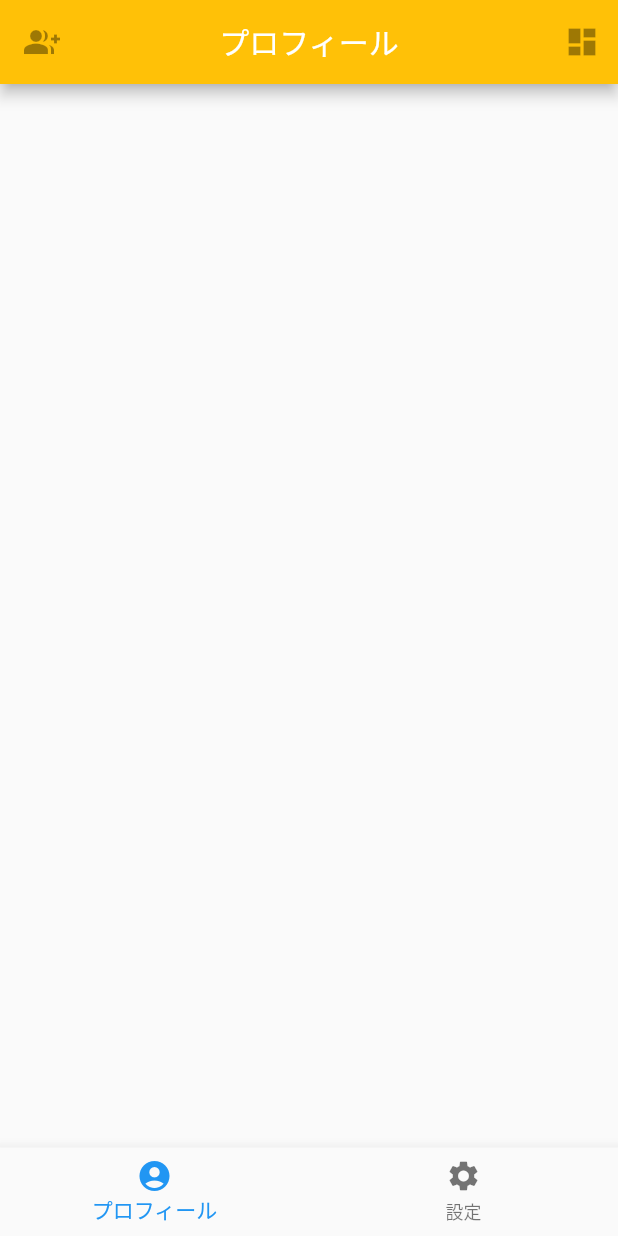
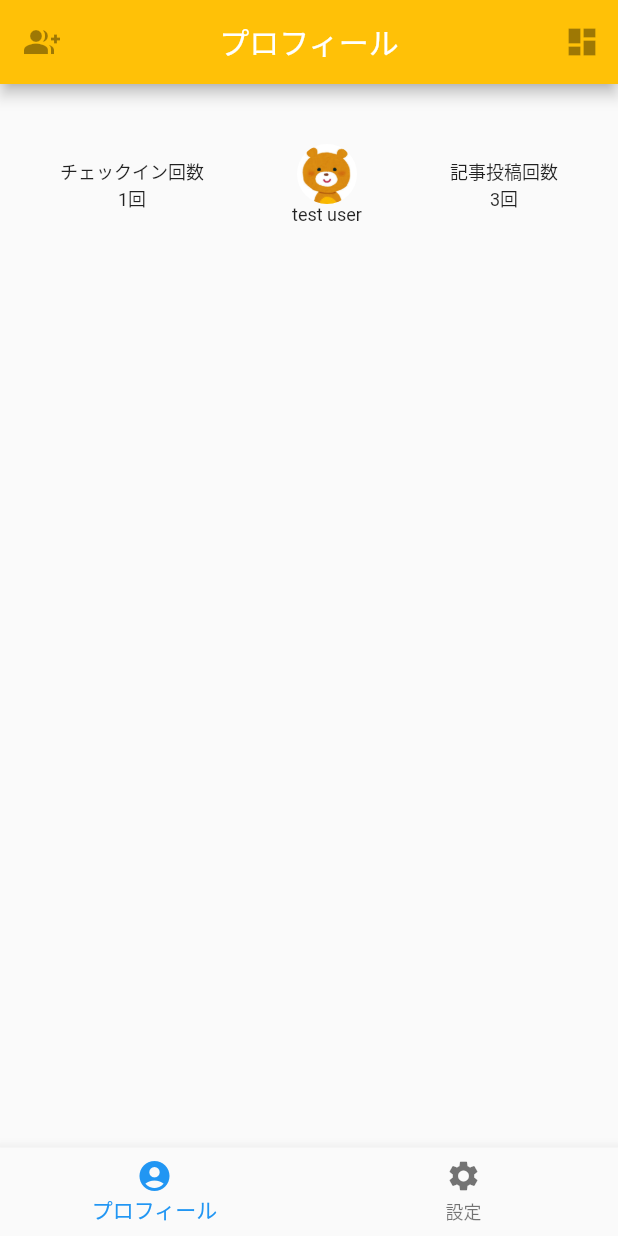
Before and after one commit to hepoking/FlutterSample, a Flutter app: the Profile screen opened directly, on a phone screen of 412 x 824 dp. Run offline on Flutter 3.47's test engine with Material 2 defaults, Android fonts, the phone set to English and light mode, and no system bars.

Commit message:
プロフィールのヘッダ作成

```diff
--- a/flutter_sample/lib/main.dart
+++ b/flutter_sample/lib/main.dart
@@ -54,6 +54,7 @@ class _MyHomePageState extends State<MyHomePage> {
 
   @override
   Widget build(BuildContext context) {
+    /*
     return Scaffold(
       appBar: AppBar(
         title: Text(widget.title),
@@ -83,5 +84,7 @@ class _MyHomePageState extends State<MyHomePage> {
       ), // This trailing comma makes auto-formatting nicer for build methods.
       bottomNavigationBar: SampleBottomNavigationBar()
     );
+    */
+    return Profile();
   }
 }
--- a/flutter_sample/lib/profile.dart
+++ b/flutter_sample/lib/profile.dart
@@ -21,6 +21,79 @@ class Profile extends StatelessWidget {
           ),
         ],
       ),
+      body: Container(
+        child: Column(
+          crossAxisAlignment: CrossAxisAlignment.center,
+          children: <Widget>[
+            Container(
+              margin: EdgeInsets.all(40.0),
+              alignment: Alignment.center,
+              child: Row(
+                mainAxisAlignment: MainAxisAlignment.spaceBetween,
+                children: <Widget>[
+                  Column(
+                    children: <Widget>[
+                      Text(
+                        'チェックイン回数',
+                        style: TextStyle(
+                          fontSize: 12.0,
+                          letterSpacing: 0,
+                        ),
+                      ),
+                      Text(
+                        '1回',
+                        style: TextStyle(
+                          fontSize: 12.0,
+                          letterSpacing: 0,
+                        ),
+                      ),
+                    ],
+                  ),
+                  Column(
+                    mainAxisAlignment: MainAxisAlignment.spaceBetween,
+                    children: <Widget>[
+                      Container(
+                        width: 40.0,
+                        height: 40.0,
+                        decoration: BoxDecoration(
+                            shape: BoxShape.circle,
+                            image: DecorationImage(
+                                fit: BoxFit.fill,
+                                image: AssetImage("images/sample.jpg"))),
+                      ),
+                      Text(
+                        'test user',
+                        style: TextStyle(
+                          fontSize: 12.0,
+                          letterSpacing: 0,
+                        ),
+                      ),
+                    ],
+                  ),
+                  Column(
+                    children: <Widget>[
+                      Text(
+                        '記事投稿回数',
+                        style: TextStyle(
+                          fontSize: 12.0,
+                          letterSpacing: 0,
+                        ),
+                      ),
+                      Text(
+                        '3回',
+                        style: TextStyle(
+                          fontSize: 12.0,
+                          letterSpacing: 0,
+                        ),
+                      ),
+                    ],
+                  ),
+                ],
+              ),
+            ),
+          ],
+        ),
+      ),
       bottomNavigationBar: SampleBottomNavigationBar(),
     );
   }
--- a/flutter_sample/pubspec.yaml
+++ b/flutter_sample/pubspec.yaml
@@ -42,6 +42,8 @@ flutter:
   # included with your application, so that you can use the icons in
   # the material Icons class.
   uses-material-design: true
+  assets:
+    - images/
 
   # To add assets to your application, add an assets section, like this:
   # assets:
--- a/flutter基礎.txt
+++ b/flutter基礎.txt
@@ -157,3 +157,21 @@ void _onTapBottomNavigation(int page) {
 backGroundColor:Colors.orange
 センタリング
 centerTitle:true
+
+
+■Widgetの種類
+以下のqiitaが優秀そう。
+https://qiita.com/coka__01/items/dedb569f6357f1b503fd
+
+とりあえず、全体のレイアウトはContainerを使用する。
+
+さらにchildrenでColumnを指定すると、縦に分割される。
+
+■ローカルのイメージファイルを設定したい場合
+pubspec.yamlのflutterブロックの中に
+assetsを追加。
+
+assets:
+    - images/
+
+とする。
```
Also changed, not shown: flutter_sample/images/sample.jpg (added), flutter_sample/images/sample2.png (added).
